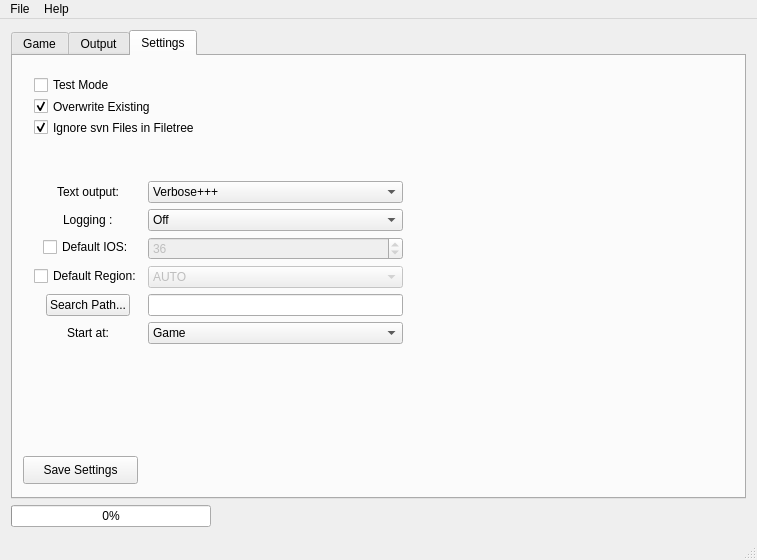
giantpune/qtwitgui, file mainwindow.ui: the form before one commit.
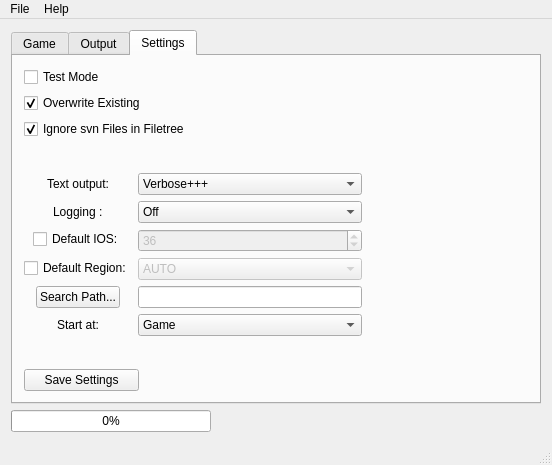
The form after the commit. The open tabs and pages were chosen to show the change.

Commit message: * save & restore window height & position * save settings on close * add more jap strings

Diff of the .ui file:
```diff
--- a/mainwindow.ui
+++ b/mainwindow.ui
@@ -6,8 +6,8 @@
    <rect>
     <x>0</x>
     <y>0</y>
-    <width>753</width>
-    <height>560</height>
+    <width>552</width>
+    <height>465</height>
    </rect>
   </property>
   <property name="windowTitle">
@@ -51,8 +51,8 @@
      <widget class="QTabWidget" name="tabWidget">
       <property name="minimumSize">
        <size>
-        <width>735</width>
-        <height>464</height>
+        <width>0</width>
+        <height>0</height>
        </size>
       </property>
       <property name="baseSize">
@@ -461,15 +461,50 @@
        <attribute name="title">
         <string>Settings</string>
        </attribute>
-       <widget class="QWidget" name="layoutWidget">
-        <property name="geometry">
-         <rect>
-          <x>10</x>
-          <y>100</y>
-          <width>391</width>
-          <height>212</height>
-         </rect>
-        </property>
+       <layout class="QGridLayout" name="gridLayout_5">
+        <item row="0" column="0">
+         <layout class="QVBoxLayout" name="verticalLayout_2">
+          <item>
+           <layout class="QVBoxLayout" name="verticalLayout">
+            <item>
+             <widget class="QCheckBox" name="checkBox">
+              <property name="toolTip">
+               <string>Don't write any changes to disc</string>
+              </property>
+              <property name="text">
+               <string>Test Mode</string>
+              </property>
+             </widget>
+            </item>
+            <item>
+             <widget class="QCheckBox" name="overwrite_checkbox">
+              <property name="toolTip">
+               <string>Tell wit to overwrite existing files</string>
+              </property>
+              <property name="text">
+               <string>Overwrite Existing</string>
+              </property>
+              <property name="checked">
+               <bool>true</bool>
+              </property>
+             </widget>
+            </item>
+            <item>
+             <widget class="QCheckBox" name="checkBox_hiddenFiles">
+              <property name="toolTip">
+               <string>Skip &quot;.svn&quot; files in tree view to speed up parsing</string>
+              </property>
+              <property name="text">
+               <string>Ignore svn Files in Filetree</string>
+              </property>
+              <property name="checked">
+               <bool>true</bool>
+              </property>
+             </widget>
+            </item>
+           </layout>
+          </item>
+          <item>
         <layout class="QFormLayout" name="formLayout">
          <property name="fieldGrowthPolicy">
           <enum>QFormLayout::AllNonFixedFieldsGrow</enum>
@@ -686,61 +721,11 @@
           </widget>
          </item>
         </layout>
-       </widget>
-       <widget class="QWidget" name="layoutWidget">
-        <property name="geometry">
-         <rect>
-          <x>10</x>
-          <y>10</y>
-          <width>391</width>
-          <height>80</height>
-         </rect>
-        </property>
-        <layout class="QVBoxLayout" name="verticalLayout">
-         <item>
-          <widget class="QCheckBox" name="checkBox">
-           <property name="text">
-            <string>Test Mode</string>
-           </property>
-          </widget>
          </item>
          <item>
-          <widget class="QCheckBox" name="overwrite_checkbox">
-           <property name="toolTip">
-            <string>Tell wit to overwrite existing files</string>
-           </property>
-           <property name="text">
-            <string>Overwrite Existing</string>
-           </property>
-           <property name="checked">
-            <bool>true</bool>
-           </property>
-          </widget>
-         </item>
+           <layout class="QHBoxLayout" name="horizontalLayout">
          <item>
-          <widget class="QCheckBox" name="checkBox_hiddenFiles">
-           <property name="toolTip">
-            <string>Skip &quot;.svn&quot; files in tree view to speed up parsing</string>
-           </property>
-           <property name="text">
-            <string>Ignore svn Files in Filetree</string>
-           </property>
-           <property name="checked">
-            <bool>true</bool>
-           </property>
-          </widget>
-         </item>
-        </layout>
-       </widget>
        <widget class="QPushButton" name="save_pushButton">
-        <property name="geometry">
-         <rect>
-          <x>10</x>
-          <y>400</y>
-          <width>115</width>
-          <height>28</height>
-         </rect>
-        </property>
         <property name="minimumSize">
          <size>
           <width>115</width>
@@ -751,11 +736,38 @@
          <string>Save Settings</string>
         </property>
        </widget>
-       <zorder>layoutWidget</zorder>
-       <zorder>layoutWidget</zorder>
-       <zorder>save_pushButton</zorder>
-       <zorder>default_ios_spinbox</zorder>
-       <zorder>checkBox_defaultIos</zorder>
+            </item>
+            <item>
+             <spacer name="horizontalSpacer_5">
+              <property name="orientation">
+               <enum>Qt::Horizontal</enum>
+              </property>
+              <property name="sizeHint" stdset="0">
+               <size>
+                <width>40</width>
+                <height>20</height>
+               </size>
+              </property>
+             </spacer>
+            </item>
+           </layout>
+          </item>
+         </layout>
+        </item>
+        <item row="0" column="1">
+         <spacer name="horizontalSpacer_6">
+          <property name="orientation">
+           <enum>Qt::Horizontal</enum>
+          </property>
+          <property name="sizeHint" stdset="0">
+           <size>
+            <width>141</width>
+            <height>20</height>
+           </size>
+          </property>
+         </spacer>
+        </item>
+       </layout>
       </widget>
      </widget>
     </item>
@@ -766,7 +778,7 @@
     <rect>
      <x>0</x>
      <y>0</y>
-     <width>753</width>
+     <width>552</width>
      <height>25</height>
     </rect>
    </property>
```
Left out of the diff: 32 changed lines with no effect on the pictures. Lines whose indentation alone changed are shown as unchanged. The commit also changes 3 other files.
